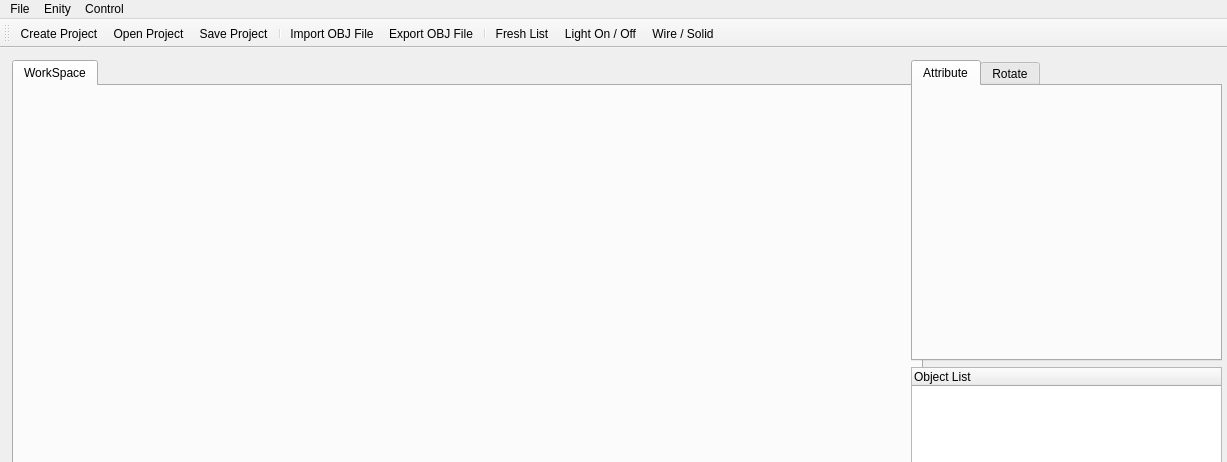
Above: mainwindow.ui from Just-CJ/miniBlender before the change; both pictures show x 0 to 1227 and y 0 to 462 of the 1227 by 761 pixel window. Below: the same form after it.
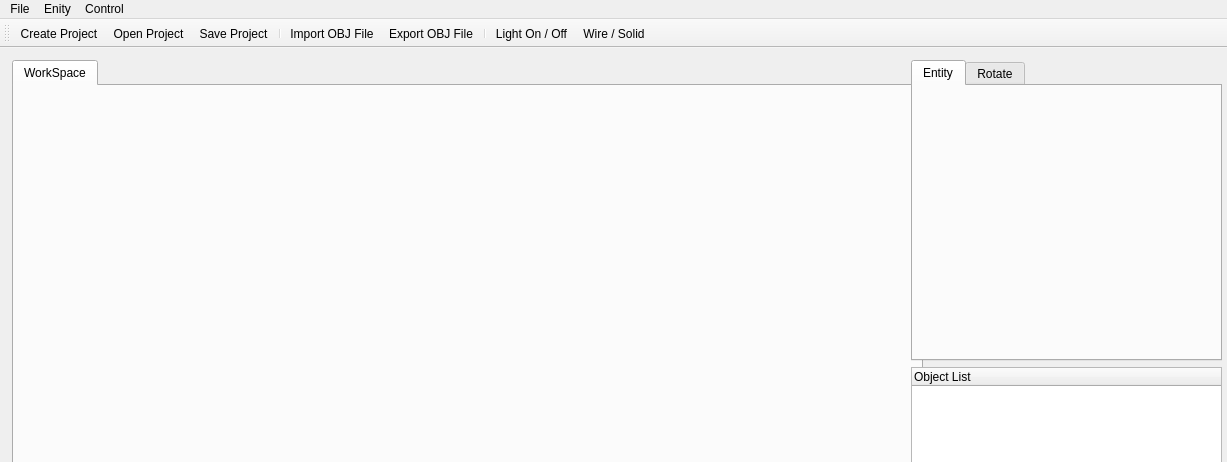
That is the form after the change. Icons and pictures are not drawn.

Commit message: Repaire the bug of treeView. Add normals to the entity. Some change to model class and ui.

Diff of the .ui file:
```diff
--- a/mainwindow.ui
+++ b/mainwindow.ui
@@ -102,7 +102,7 @@
          </property>
          <widget class="QWidget" name="tab_2">
           <attribute name="title">
-           <string>Attribute</string>
+           <string>Entity</string>
           </attribute>
           <widget class="QWidget" name="verticalLayoutWidget_2">
            <property name="geometry">
@@ -353,7 +353,6 @@
    <addaction name="actionImport_OBJ_File"/>
    <addaction name="actionExport_OBJ_File"/>
    <addaction name="separator"/>
-   <addaction name="actionFresh_List"/>
    <addaction name="actionLight_On_Off"/>
    <addaction name="actionWire_Solid"/>
   </widget>
@@ -431,15 +430,6 @@
     <string>Wire / Solid</string>
    </property>
   </action>
-  <action name="actionFresh_List">
-   <property name="icon">
-    <iconset resource="Icons.qrc">
-     <normaloff>:/new/prefix1/Icons/Fresh.ico</normaloff>:/new/prefix1/Icons/Fresh.ico</iconset>
-   </property>
-   <property name="text">
-    <string>Fresh List</string>
-   </property>
-  </action>
   <action name="actionAdd_prism">
    <property name="text">
     <string>Add prism</string>
```
Left out of the diff: 39 changed lines with no effect on the pictures. The commit also changes 9 other files.
